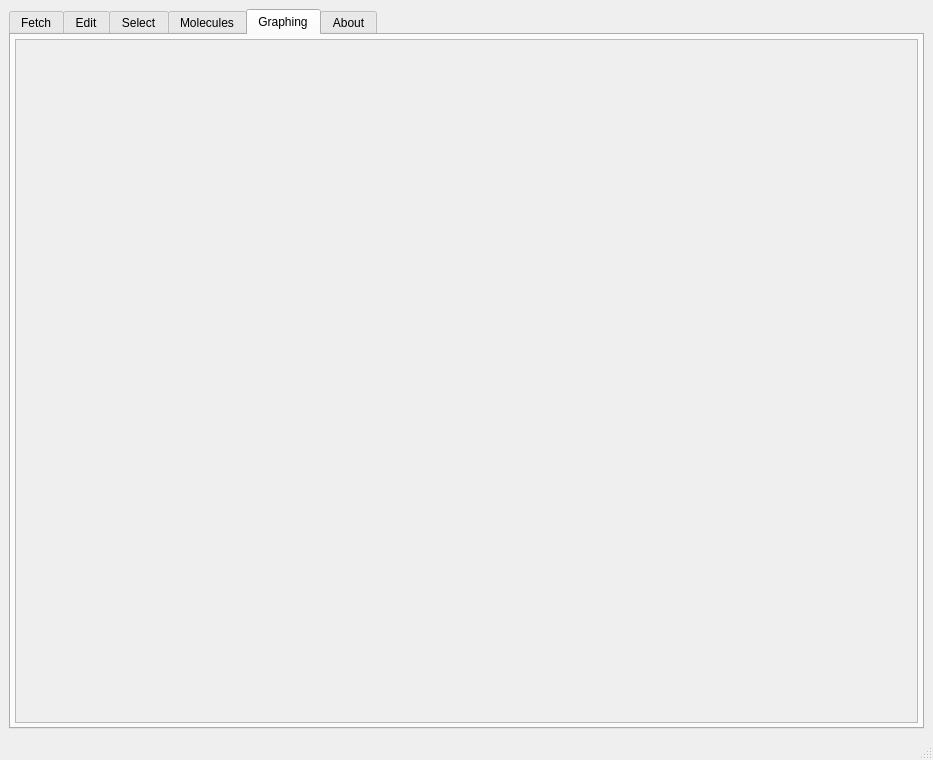
hitranonline/hapiest, file layouts/main_window.ui: the form before one commit.
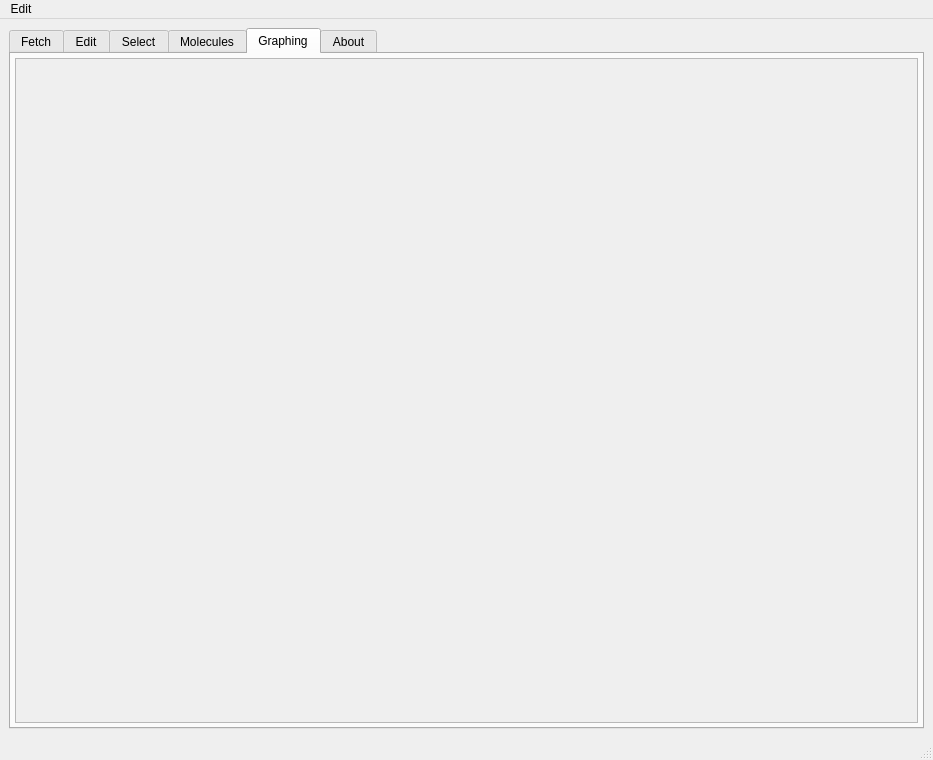
The form after the commit. The open tabs and pages were chosen to show the change. Icons and pictures are not drawn.

Commit message: Removed unused print statements. Added 'edit' -> 'config' action in mainwindow toolbar

What changed in the file:
```diff
--- a/layouts/main_window.ui
+++ b/layouts/main_window.ui
@@ -230,8 +230,8 @@
             <rect>
              <x>0</x>
              <y>0</y>
-             <width>98</width>
-             <height>28</height>
+             <width>899</width>
+             <height>665</height>
             </rect>
            </property>
           </widget>
@@ -277,6 +277,23 @@
     <bool>true</bool>
    </property>
   </widget>
+  <widget class="QMenuBar" name="menuBar">
+   <property name="geometry">
+    <rect>
+     <x>0</x>
+     <y>0</y>
+     <width>933</width>
+     <height>21</height>
+    </rect>
+   </property>
+   <widget class="QMenu" name="menuEdit">
+    <property name="title">
+     <string>Edit</string>
+    </property>
+    <addaction name="config_action"/>
+   </widget>
+   <addaction name="menuEdit"/>
+  </widget>
   <action name="graph_window_action">
    <property name="icon">
     <iconset>
```
Left out of the diff: 5 changed lines with no effect on the pictures. The commit also changes 4 other files.
